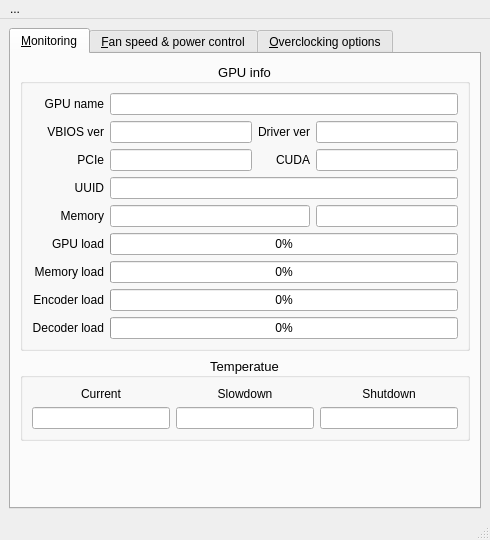
AlexandrAlexeev7119/NvCtrl-linux, file ui/mainwindow.ui: the form before one commit.
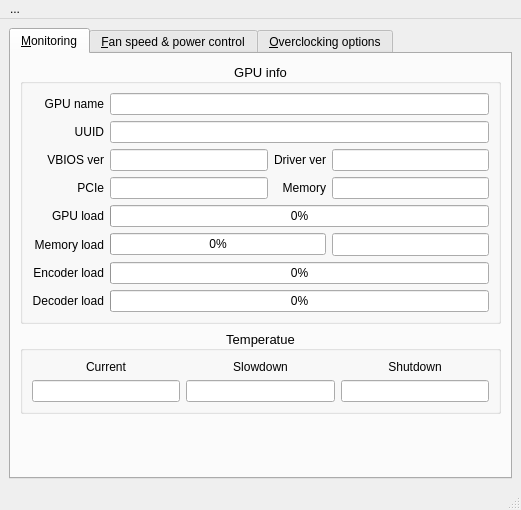
The form after the commit.

Commit message: add memory info; fix errors

What changed in the file:
```diff
--- a/ui/mainwindow.ui
+++ b/ui/mainwindow.ui
@@ -6,8 +6,8 @@
    <rect>
     <x>0</x>
     <y>0</y>
-    <width>490</width>
-    <height>540</height>
+    <width>521</width>
+    <height>510</height>
    </rect>
   </property>
   <property name="windowTitle">
@@ -34,6 +34,19 @@
         <string>&amp;Monitoring</string>
        </attribute>
        <layout class="QGridLayout" name="gridLayout">
+        <item row="2" column="0">
+         <spacer name="verticalSpacer_2">
+          <property name="orientation">
+           <enum>Qt::Vertical</enum>
+          </property>
+          <property name="sizeHint" stdset="0">
+           <size>
+            <width>20</width>
+            <height>40</height>
+           </size>
+          </property>
+         </spacer>
+        </item>
         <item row="1" column="0">
          <widget class="QGroupBox" name="groupBox_temperature">
           <property name="font">
@@ -167,7 +180,7 @@
           <layout class="QGridLayout" name="gridLayout_3">
            <item row="0" column="0">
             <layout class="QGridLayout" name="gridLayout_GPU_info">
-             <item row="11" column="0">
+             <item row="13" column="0">
               <widget class="QLabel" name="label_decoder_usage">
                <property name="font">
                 <font>
@@ -182,49 +195,55 @@
                </property>
               </widget>
              </item>
-             <item row="8" column="0">
-              <widget class="QLabel" name="label_memory_usage">
+             <item row="13" column="3" colspan="3">
+              <widget class="QProgressBar" name="progressBar_decoder_usage_percentage">
+               <property name="sizePolicy">
+                <sizepolicy hsizetype="Minimum" vsizetype="Fixed">
+                 <horstretch>0</horstretch>
+                 <verstretch>0</verstretch>
+                </sizepolicy>
+               </property>
+               <property name="minimumSize">
+                <size>
+                 <width>0</width>
+                 <height>0</height>
+                </size>
+               </property>
+               <property name="font">
+                <font>
+                 <pointsize>9</pointsize>
+                </font>
+               </property>
+               <property name="toolTip">
+                <string>GPU decoder utilization percentage (all processes)</string>
+               </property>
+               <property name="value">
+                <number>0</number>
+               </property>
+               <property name="textVisible">
+                <bool>true</bool>
+               </property>
+               <property name="orientation">
+                <enum>Qt::Horizontal</enum>
+               </property>
+              </widget>
+             </item>
+             <item row="3" column="0">
+              <widget class="QLabel" name="label_GPU_VBIOS">
                <property name="font">
                 <font>
                  <pointsize>9</pointsize>
                 </font>
                </property>
                <property name="text">
-                <string>Memory load</string>
+                <string>VBIOS ver</string>
                </property>
                <property name="alignment">
                 <set>Qt::AlignRight|Qt::AlignTrailing|Qt::AlignVCenter</set>
                </property>
               </widget>
              </item>
-             <item row="6" column="3">
-              <widget class="QLineEdit" name="lineEdit_memory_bus_info">
-               <property name="font">
-                <font>
-                 <pointsize>9</pointsize>
-                </font>
-               </property>
-               <property name="toolTip">
-                <string>GPU memory bus wide</string>
-               </property>
-               <property name="frame">
-                <bool>true</bool>
-               </property>
-               <property name="echoMode">
-                <enum>QLineEdit::Normal</enum>
-               </property>
-               <property name="alignment">
-                <set>Qt::AlignCenter</set>
-               </property>
-               <property name="readOnly">
-                <bool>true</bool>
-               </property>
-               <property name="clearButtonEnabled">
-                <bool>false</bool>
-               </property>
-              </widget>
-             </item>
-             <item row="0" column="1" colspan="3">
+             <item row="0" column="3" colspan="3">
               <widget class="QLineEdit" name="lineEdit_GPU_name">
                <property name="font">
                 <font>
@@ -251,85 +270,7 @@
                </property>
               </widget>
              </item>
-             <item row="3" column="0">
-              <widget class="QLabel" name="label_PCIe">
-               <property name="font">
-                <font>
-                 <pointsize>9</pointsize>
-                </font>
-               </property>
-               <property name="text">
-                <string>PCIe</string>
-               </property>
-               <property name="alignment">
-                <set>Qt::AlignRight|Qt::AlignTrailing|Qt::AlignVCenter</set>
-               </property>
-              </widget>
-             </item>
-             <item row="7" column="1" colspan="3">
-              <widget class="QProgressBar" name="progressBar_GPU_usage_percentage">
-               <property name="sizePolicy">
-                <sizepolicy hsizetype="Minimum" vsizetype="Fixed">
-                 <horstretch>0</horstretch>
-                 <verstretch>0</verstretch>
-                </sizepolicy>
-               </property>
-               <property name="minimumSize">
-                <size>
-                 <width>0</width>
-                 <height>0</height>
-                </size>
-               </property>
-               <property name="font">
-                <font>
-                 <pointsize>9</pointsize>
-                </font>
-               </property>
-               <property name="toolTip">
-                <string>GPU utilization percentage (all processes)</string>
-               </property>
-               <property name="value">
-                <number>0</number>
-               </property>
-               <property name="textVisible">
-                <bool>true</bool>
-               </property>
-               <property name="orientation">
-                <enum>Qt::Horizontal</enum>
-               </property>
-              </widget>
-             </item>
-             <item row="3" column="2">
-              <widget class="QLabel" name="label_CUDA">
-               <property name="font">
-                <font>
-                 <pointsize>9</pointsize>
-                </font>
-               </property>
-               <property name="text">
-                <string>CUDA</string>
-               </property>
-               <property name="alignment">
-                <set>Qt::AlignRight|Qt::AlignTrailing|Qt::AlignVCenter</set>
-               </property>
-              </widget>
-             </item>
-             <item row="5" column="0">
-              <widget class="QLabel" name="label_UUID">
-               <property name="font">
-                <font>
-                 <pointsize>9</pointsize>
-                </font>
-               </property>
-               <property name="text">
-                <string>UUID</string>
-               </property>
-               <property name="alignment">
-                <set>Qt::AlignRight|Qt::AlignTrailing|Qt::AlignVCenter</set>
-               </property>
-              </widget>
-             </item>
-             <item row="5" column="1" colspan="3">
+             <item row="2" column="3" colspan="3">
               <widget class="QLineEdit" name="lineEdit_GPU_UUID">
                <property name="font">
                 <font>
@@ -359,37 +300,22 @@
                </property>
               </widget>
              </item>
-             <item row="6" column="0">
-              <widget class="QLabel" name="label_memory">
+             <item row="2" column="0">
+              <widget class="QLabel" name="label_UUID">
                <property name="font">
                 <font>
                  <pointsize>9</pointsize>
                 </font>
                </property>
                <property name="text">
-                <string>Memory</string>
+                <string>UUID</string>
                </property>
                <property name="alignment">
                 <set>Qt::AlignRight|Qt::AlignTrailing|Qt::AlignVCenter</set>
                </property>
               </widget>
              </item>
-             <item row="7" column="0">
-              <widget class="QLabel" name="label_GPU_usage">
-               <property name="font">
-                <font>
-                 <pointsize>9</pointsize>
-                </font>
-               </property>
-               <property name="text">
-                <string>GPU load</string>
-               </property>
-               <property name="alignment">
-                <set>Qt::AlignRight|Qt::AlignTrailing|Qt::AlignVCenter</set>
-               </property>
-              </widget>
-             </item>
-             <item row="9" column="0">
+             <item row="11" column="0">
               <widget class="QLabel" name="label_encoder_usage">
                <property name="font">
                 <font>
@@ -404,7 +330,49 @@
                </property>
               </widget>
              </item>
-             <item row="2" column="2">
+             <item row="4" column="0">
+              <widget class="QLabel" name="label_PCIe">
+               <property name="font">
+                <font>
+                 <pointsize>9</pointsize>
+                </font>
+               </property>
+               <property name="text">
+                <string>PCIe</string>
+               </property>
+               <property name="alignment">
+                <set>Qt::AlignRight|Qt::AlignTrailing|Qt::AlignVCenter</set>
+               </property>
+              </widget>
+             </item>
+             <item row="4" column="5">
+              <widget class="QLineEdit" name="lineEdit_total_memory_mib">
+               <property name="font">
+                <font>
+                 <pointsize>9</pointsize>
+                </font>
+               </property>
+               <property name="toolTip">
+                <string>GPU total memory</string>
+               </property>
+               <property name="frame">
+                <bool>true</bool>
+               </property>
+               <property name="echoMode">
+                <enum>QLineEdit::Normal</enum>
+               </property>
+               <property name="alignment">
+                <set>Qt::AlignCenter</set>
+               </property>
+               <property name="readOnly">
+                <bool>true</bool>
+               </property>
+               <property name="clearButtonEnabled">
+                <bool>false</bool>
+               </property>
+              </widget>
+             </item>
+             <item row="3" column="4">
               <widget class="QLabel" name="label_GPU_driver">
                <property name="font">
                 <font>
@@ -419,7 +387,145 @@
                </property>
               </widget>
              </item>
-             <item row="2" column="3">
+             <item row="4" column="4">
+              <widget class="QLabel" name="label_memory_info">
+               <property name="font">
+                <font>
+                 <pointsize>9</pointsize>
+                </font>
+               </property>
+               <property name="text">
+                <string>Memory</string>
+               </property>
+               <property name="alignment">
+                <set>Qt::AlignRight|Qt::AlignTrailing|Qt::AlignVCenter</set>
+               </property>
+              </widget>
+             </item>
+             <item row="9" column="3" colspan="3">
+              <widget class="QProgressBar" name="progressBar_GPU_usage_percentage">
+               <property name="sizePolicy">
+                <sizepolicy hsizetype="Minimum" vsizetype="Fixed">
+                 <horstretch>0</horstretch>
+                 <verstretch>0</verstretch>
+                </sizepolicy>
+               </property>
+               <property name="minimumSize">
+                <size>
+                 <width>0</width>
+                 <height>0</height>
+                </size>
+               </property>
+               <property name="font">
+                <font>
+                 <pointsize>9</pointsize>
+                </font>
+               </property>
+               <property name="toolTip">
+                <string>GPU utilization percentage (all processes)</string>
+               </property>
+               <property name="value">
+                <number>0</number>
+               </property>
+               <property name="textVisible">
+                <bool>true</bool>
+               </property>
+               <property name="orientation">
+                <enum>Qt::Horizontal</enum>
+               </property>
+              </widget>
+             </item>
+             <item row="9" column="0">
+              <widget class="QLabel" name="label_GPU_usage">
+               <property name="font">
+                <font>
+                 <pointsize>9</pointsize>
+                </font>
+               </property>
+               <property name="text">
+                <string>GPU load</string>
+               </property>
+               <property name="alignment">
+                <set>Qt::AlignRight|Qt::AlignTrailing|Qt::AlignVCenter</set>
+               </property>
+              </widget>
+             </item>
+             <item row="10" column="0">
+              <widget class="QLabel" name="label_memory_usage">
+               <property name="font">
+                <font>
+                 <pointsize>9</pointsize>
+                </font>
+               </property>
+               <property name="text">
+                <string>Memory load</string>
+               </property>
+               <property name="alignment">
+                <set>Qt::AlignRight|Qt::AlignTrailing|Qt::AlignVCenter</set>
+               </property>
+              </widget>
+             </item>
+             <item row="4" column="3">
+              <widget class="QLineEdit" name="lineEdit_PCIe_info">
+               <property name="font">
+                <font>
+                 <pointsize>9</pointsize>
+                </font>
+               </property>
+               <property name="toolTip">
+                <string>PCIe bus informatiom</string>
+               </property>
+               <property name="frame">
+                <bool>true</bool>
+               </property>
+               <property name="echoMode">
+                <enum>QLineEdit::Normal</enum>
+               </property>
+               <property name="alignment">
+                <set>Qt::AlignCenter</set>
+               </property>
+               <property name="readOnly">
+                <bool>true</bool>
+               </property>
+               <property name="clearButtonEnabled">
+                <bool>false</bool>
+               </property>
+              </widget>
+             </item>
+             <item row="10" column="3" colspan="2">
+              <widget class="QProgressBar" name="progressBar_memory_usage_percentage">
+               <property name="sizePolicy">
+                <sizepolicy hsizetype="Minimum" vsizetype="Fixed">
+                 <horstretch>0</horstretch>
+                 <verstretch>0</verstretch>
+                </sizepolicy>
+               </property>
+               <property name="minimumSize">
+                <size>
+                 <width>0</width>
+                 <height>0</height>
+                </size>
+               </property>
+               <property name="font">
+                <font>
+                 <pointsize>9</pointsize>
+                </font>
+               </property>
+               <property name="toolTip">
+                <string>GPU memory utilization percentage (all processes)</string>
+               </property>
+               <property name="value">
+                <number>0</number>
+               </property>
+               <property name="textVisible">
+                <bool>true</bool>
+               </property>
+               <property name="orientation">
+                <enum>Qt::Horizontal</enum>
+               </property>
+              </widget>
+             </item>
+             <item row="3" column="5">
               <widget class="QLineEdit" name="lineEdit_GPU_driver_version">
                <property name="font">
                 <font>
@@ -446,49 +552,7 @@
                </property>
               </widget>
              </item>
-             <item row="0" column="0">
-              <widget class="QLabel" name="label_GPU_name">
-               <property name="font">
-                <font>
-                 <pointsize>9</pointsize>
-                </font>
-               </property>
-               <property name="text">
-                <string>GPU name</string>
-               </property>
-               <property name="alignment">
-                <set>Qt::AlignRight|Qt::AlignTrailing|Qt::AlignVCenter</set>
-               </property>
-              </widget>
-             </item>
-             <item row="6" column="1" colspan="2">
-              <widget class="QLineEdit" name="lineEdit_memory_info">
-               <property name="font">
-                <font>
-                 <pointsize>9</pointsize>
-                </font>
-               </property>
-               <property name="toolTip">
-                <string>Memory info (current usage / total) in MiB</string>
-               </property>
-               <property name="frame">
-                <bool>true</bool>
-               </property>
-               <property name="echoMode">
-                <enum>QLineEdit::Normal</enum>
-               </property>
-               <property name="alignment">
-                <set>Qt::AlignCenter</set>
-               </property>
-               <property name="readOnly">
-                <bool>true</bool>
-               </property>
-               <property name="clearButtonEnabled">
-                <bool>false</bool>
-               </property>
-              </widget>
-             </item>
-             <item row="2" column="1">
+             <item row="3" column="3">
               <widget class="QLineEdit" name="lineEdit_GPU_VBIOS_version">
                <property name="font">
                 <font>
@@ -515,82 +579,32 @@
                </property>
               </widget>
              </item>
-             <item row="2" column="0">
-              <widget class="QLabel" name="label_GPU_VBIOS">
-               <property name="font">
-                <font>
-                 <pointsize>9</pointsize>
-                </font>
-               </property>
-               <property name="text">
-                <string>VBIOS ver</string>
-               </property>
-               <property name="alignment">
-                <set>Qt::AlignRight|Qt::AlignTrailing|Qt::AlignVCenter</set>
-               </property>
-              </widget>
-             </item>
-             <item row="3" column="3">
-              <widget class="QLineEdit" name="lineEdit_CUDA_info">
-               <property name="font">
-                <font>
-                 <pointsize>9</pointsize>
-                </font>
-               </property>
-               <property name="toolTip">
-                <string>CUDA cores</string>
-               </property>
-               <property name="frame">
-                <bool>true</bool>
-               </property>
-               <property name="echoMode">
-                <enum>QLineEdit::Normal</enum>
-               </property>
+             <item row="10" column="5">
+              <widget class="QLineEdit" name="lineEdit_memory_usage_mib">
                <property name="alignment">
                 <set>Qt::AlignCenter</set>
                </property>
                <property name="readOnly">
                 <bool>true</bool>
                </property>
-               <property name="clearButtonEnabled">
-                <bool>false</bool>
-               </property>
               </widget>
              </item>
-             <item row="8" column="1" colspan="3">
-              <widget class="QProgressBar" name="progressBar_memory_usage_percentage">
-               <property name="sizePolicy">
-                <sizepolicy hsizetype="Minimum" vsizetype="Fixed">
-                 <horstretch>0</horstretch>
-                 <verstretch>0</verstretch>
-                </sizepolicy>
-               </property>
-               <property name="minimumSize">
-                <size>
-                 <width>0</width>
-                 <height>0</height>
-                </size>
-               </property>
+             <item row="0" column="0">
+              <widget class="QLabel" name="label_GPU_name">
                <property name="font">
                 <font>
                  <pointsize>9</pointsize>
                 </font>
                </property>
-               <property name="toolTip">
-                <string>GPU memory utilization percentage (all processes)</string>
+               <property name="text">
+                <string>GPU name</string>
                </property>
-               <property name="value">
-                <number>0</number>
-               </property>
-               <property name="textVisible">
-                <bool>true</bool>
-               </property>
-               <property name="orientation">
-                <enum>Qt::Horizontal</enum>
+               <property name="alignment">
+                <set>Qt::AlignRight|Qt::AlignTrailing|Qt::AlignVCenter</set>
                </property>
               </widget>
              </item>
-             <item row="9" column="1" colspan="3">
+             <item row="11" column="3" colspan="3">
               <widget class="QProgressBar" name="progressBar_encoder_usage_percentage">
                <property name="sizePolicy">
                 <sizepolicy hsizetype="Minimum" vsizetype="Fixed">
@@ -623,84 +637,11 @@
                </property>
               </widget>
              </item>
-             <item row="3" column="1">
-              <widget class="QLineEdit" name="lineEdit_PCIe_info">
-               <property name="font">
-                <font>
-                 <pointsize>9</pointsize>
-                </font>
-               </property>
-               <property name="toolTip">
-                <string>PCIe bus informatiom</string>
-               </property>
-               <property name="frame">
-                <bool>true</bool>
-               </property>
-               <property name="echoMode">
-                <enum>QLineEdit::Normal</enum>
-               </property>
-               <property name="alignment">
-                <set>Qt::AlignCenter</set>
-               </property>
-               <property name="readOnly">
-                <bool>true</bool>
-               </property>
-               <property name="clearButtonEnabled">
-                <bool>false</bool>
-               </property>
-              </widget>
-             </item>
-             <item row="11" column="1" colspan="3">
-              <widget class="QProgressBar" name="progressBar_decoder_usage_percentage">
-               <property name="sizePolicy">
-                <sizepolicy hsizetype="Minimum" vsizetype="Fixed">
-                 <horstretch>0</horstretch>
-                 <verstretch>0</verstretch>
-                </sizepolicy>
-               </property>
-               <property name="minimumSize">
-                <size>
-                 <width>0</width>
-                 <height>0</height>
-                </size>
-               </property>
-               <property name="font">
-                <font>
-                 <pointsize>9</pointsize>
-                </font>
-               </property>
-               <property name="toolTip">
-                <string>GPU decoder utilization percentage (all processes)</string>
-               </property>
-               <property name="value">
-                <number>0</number>
-               </property>
-               <property name="textVisible">
-                <bool>true</bool>
-               </property>
-               <property name="orientation">
-                <enum>Qt::Horizontal</enum>
-               </property>
-              </widget>
-             </item>
             </layout>
            </item>
           </layout>
          </widget>
         </item>
-        <item row="2" column="0">
-         <spacer name="verticalSpacer_2">
-          <property name="orientation">
-           <enum>Qt::Vertical</enum>
-          </property>
-          <property name="sizeHint" stdset="0">
-           <size>
-            <width>20</width>
-            <height>40</height>
-           </size>
-          </property>
-         </spacer>
-        </item>
        </layout>
       </widget>
       <widget class="QWidget" name="tab_2">
@@ -710,6 +651,9 @@
        <layout class="QGridLayout" name="gridLayout_5">
         <item row="0" column="0">
          <widget class="QGroupBox" name="groupBox_GPU_power_ctl">
+          <property name="layoutDirection">
+           <enum>Qt::LeftToRight</enum>
+          </property>
           <property name="title">
            <string>GPU Power control</string>
           </property>
@@ -718,19 +662,6 @@
           </property>
           <layout class="QGridLayout" name="gridLayout_4">
            <item row="0" column="0">
-            <spacer name="verticalSpacer">
-             <property name="orientation">
-              <enum>Qt::Vertical</enum>
-             </property>
-             <property name="sizeHint" stdset="0">
-              <size>
-               <width>20</width>
-               <height>40</height>
-              </size>
-             </property>
-            </spacer>
-           </item>
-           <item row="1" column="0">
             <layout class="QGridLayout" name="gridLayout_GPU_power_ctl">
              <item row="0" column="3">
               <widget class="QLineEdit" name="lineEdit_current_power_limit">
@@ -984,6 +915,39 @@
           </layout>
          </widget>
         </item>
+        <item row="1" column="0">
+         <widget class="QGroupBox" name="groupBox_fan_speed_control">
+          <property name="layoutDirection">
+           <enum>Qt::LeftToRight</enum>
+          </property>
+          <property name="title">
+           <string>Fan speed control</string>
+          </property>
+          <property name="alignment">
+           <set>Qt::AlignCenter</set>
+          </property>
+          <layout class="QGridLayout" name="gridLayout_9">
+           <item row="0" column="0">
+            <layout class="QGridLayout" name="gridLayout_8">
+             <item row="0" column="0">
+              <widget class="QComboBox" name="comboBox_fan_profile">
+               <item>
+                <property name="text">
+                 <string>Auto (VBIOS controlled)</string>
+                </property>
+               </item>
+               <item>
+                <property name="text">
+                 <string>Add new profile...</string>
+                </property>
+               </item>
+              </widget>
+             </item>
+            </layout>
+           </item>
+          </layout>
+         </widget>
+        </item>
        </layout>
       </widget>
       <widget class="QWidget" name="tab_3">
@@ -1000,7 +964,7 @@
     <rect>
      <x>0</x>
      <y>0</y>
-     <width>490</width>
+     <width>521</width>
      <height>22</height>
     </rect>
    </property>
```
The commit also changes 2 other files.
